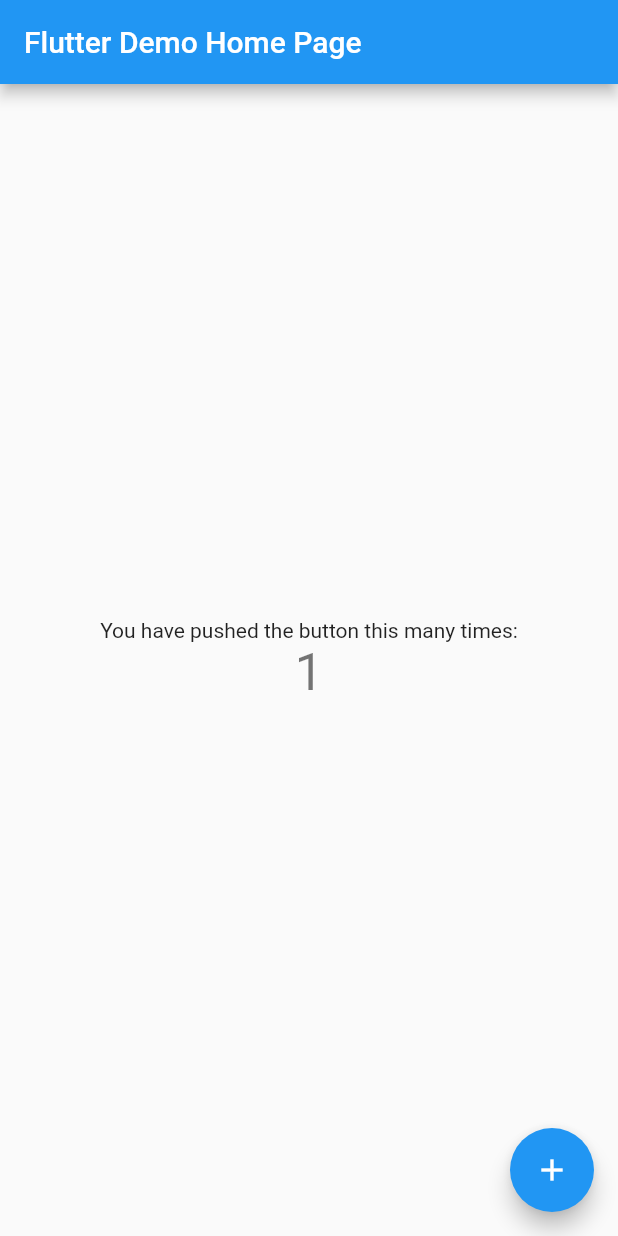
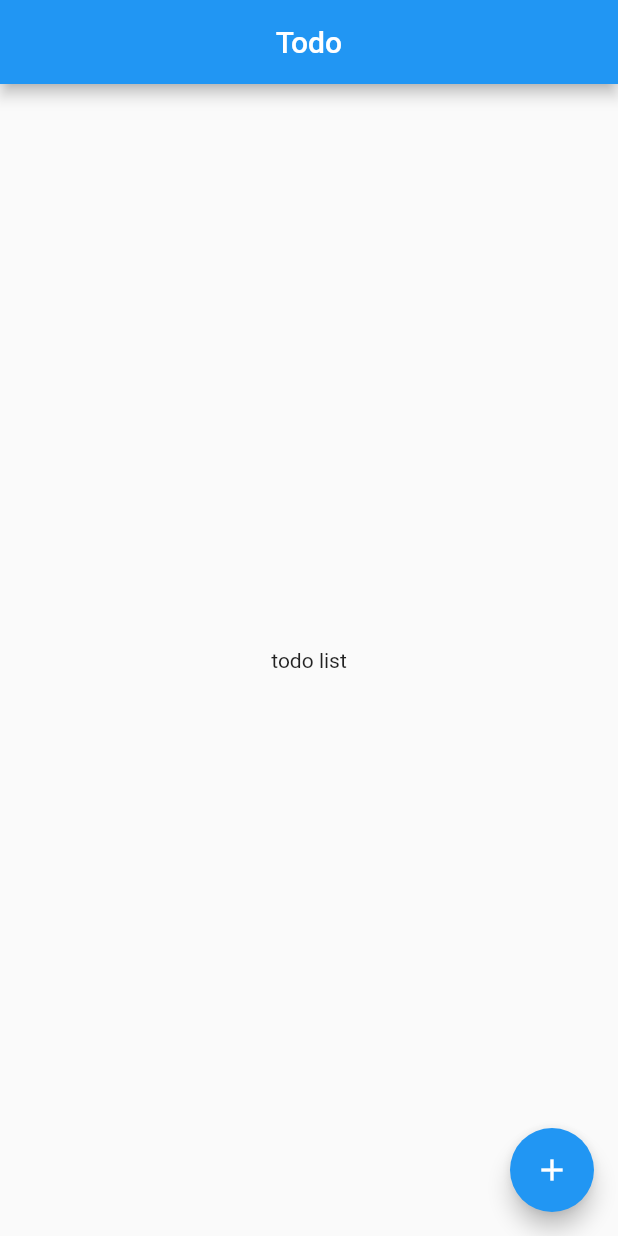
Before and after one commit to ccolorcat/todo, a Flutter app: the screen it shows after launch, after a tap on the "add" icon, on a phone screen of 412 x 824 dp. Run offline on Flutter 3.47's test engine with Material 2 defaults, Android fonts, the phone set to English and light mode, and no system bars; our stand-ins replace flutter_mobx, logger; generated files the repository leaves out were written again.

Commit message:
feat(*): add home_page.dart

```diff
--- a/lib/main.dart
+++ b/lib/main.dart
@@ -1,15 +1,19 @@
 import 'package:flutter/material.dart';
+import 'package:todo/page/home_page.dart';
+
+import 'l10n/s.dart';
 
 void main() {
-  runApp(MyApp());
+  runApp(TodoApp());
 }
 
-class MyApp extends StatelessWidget {
+class TodoApp extends StatelessWidget {
   // This widget is the root of your application.
   @override
   Widget build(BuildContext context) {
     return MaterialApp(
-      title: 'Flutter Demo',
+      localizationsDelegates: S.localizationsDelegates,
+      supportedLocales: S.supportedLocales,
       theme: ThemeData(
         // This is the theme of your application.
         //
@@ -22,92 +26,7 @@ class MyApp extends StatelessWidget {
         // is not restarted.
         primarySwatch: Colors.blue,
       ),
-      home: MyHomePage(title: 'Flutter Demo Home Page'),
+      home: HomePage(),
     );
   }
 }
-
-class MyHomePage extends StatefulWidget {
-  MyHomePage({Key? key, required this.title}) : super(key: key);
-
-  // This widget is the home page of your application. It is stateful, meaning
-  // that it has a State object (defined below) that contains fields that affect
-  // how it looks.
-
-  // This class is the configuration for the state. It holds the values (in this
-  // case the title) provided by the parent (in this case the App widget) and
-  // used by the build method of the State. Fields in a Widget subclass are
-  // always marked "final".
-
-  final String title;
-
-  @override
-  _MyHomePageState createState() => _MyHomePageState();
-}
-
-class _MyHomePageState extends State<MyHomePage> {
-  int _counter = 0;
-
-  void _incrementCounter() {
-    setState(() {
-      // This call to setState tells the Flutter framework that something has
-      // changed in this State, which causes it to rerun the build method below
-      // so that the display can reflect the updated values. If we changed
-      // _counter without calling setState(), then the build method would not be
-      // called again, and so nothing would appear to happen.
-      _counter++;
-    });
-  }
-
-  @override
-  Widget build(BuildContext context) {
-    // This method is rerun every time setState is called, for instance as done
-    // by the _incrementCounter method above.
-    //
-    // The Flutter framework has been optimized to make rerunning build methods
-    // fast, so that you can just rebuild anything that needs updating rather
-    // than having to individually change instances of widgets.
-    return Scaffold(
-      appBar: AppBar(
-        // Here we take the value from the MyHomePage object that was created by
-        // the App.build method, and use it to set our appbar title.
-        title: Text(widget.title),
-      ),
-      body: Center(
-        // Center is a layout widget. It takes a single child and positions it
-        // in the middle of the parent.
-        child: Column(
-          // Column is also a layout widget. It takes a list of children and
-          // arranges them vertically. By default, it sizes itself to fit its
-          // children horizontally, and tries to be as tall as its parent.
-          //
-          // Invoke "debug painting" (press "p" in the console, choose the
-          // "Toggle Debug Paint" action from the Flutter Inspector in Android
-          // Studio, or the "Toggle Debug Paint" command in Visual Studio Code)
-          // to see the wireframe for each widget.
-          //
-          // Column has various properties to control how it sizes itself and
-          // how it positions its children. Here we use mainAxisAlignment to
-          // center the children vertically; the main axis here is the vertical
-          // axis because Columns are vertical (the cross axis would be
-          // horizontal).
-          mainAxisAlignment: MainAxisAlignment.center,
-          children: <Widget>[
-            Text(
-              'You have pushed the button this many times:',
-            ),
-            Text(
-              '$_counter',
-              style: Theme.of(context).textTheme.headline4,
-            ),
-          ],
-        ),
-      ),
-      floatingActionButton: FloatingActionButton(
-        onPressed: _incrementCounter,
-        tooltip: 'Increment',
-        child: Icon(Icons.add),
-      ), // This trailing comma makes auto-formatting nicer for build methods.
-    );
-  }
-}
--- /dev/null
+++ b/lib/page/home_page.dart
@@ -0,0 +1,28 @@
+// Author: cxx
+// Date: 2021-06-13
+// GitHub: https://github.com/ccolorcat
+import "package:todo/base/gui.dart";
+
+class HomePage extends StatelessWidget {
+  HomePage({Key? key}) : super(key: key);
+
+  void _handleCreate() {}
+
+  @override
+  Widget build(BuildContext context) {
+    return Scaffold(
+      appBar: AppBar(
+        title: Text(S.of(context).title),
+        centerTitle: true,
+      ),
+      body: Center(
+        child: const Text('todo list'),
+      ),
+      floatingActionButton: FloatingActionButton(
+        onPressed: _handleCreate,
+        tooltip: 'add',
+        child: Icon(Icons.add),
+      ),
+    );
+  }
+}
```
Also changed, not shown: 1 other file.
